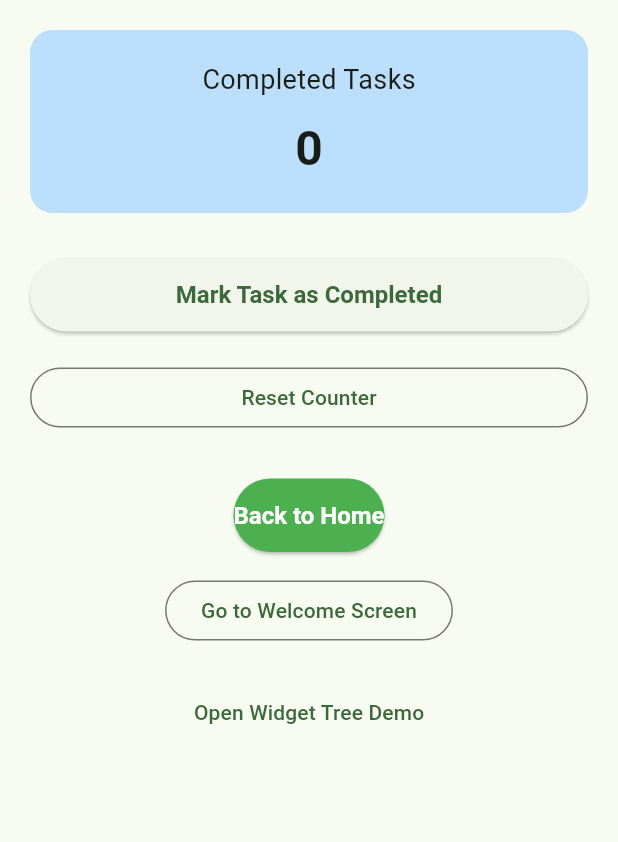
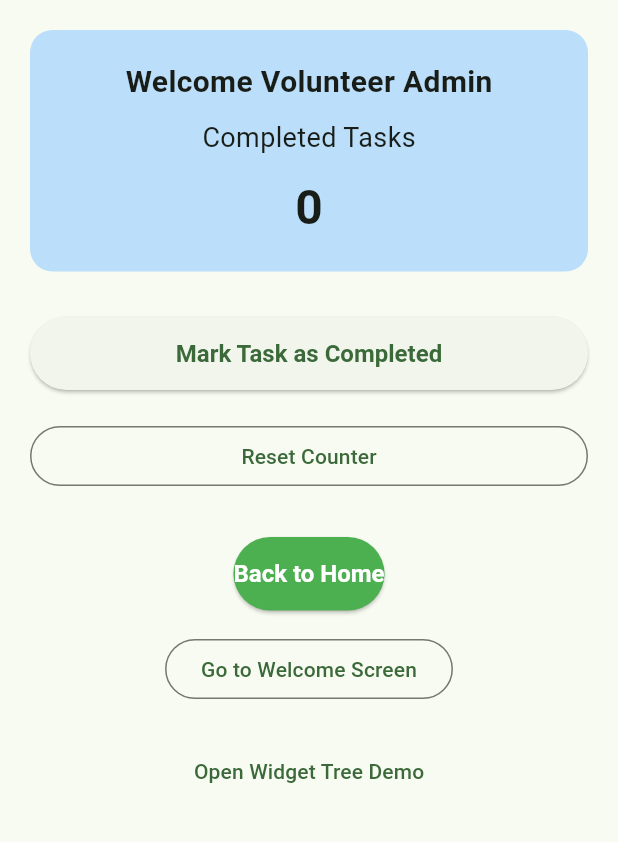
Before and after one commit to kalviumcommunity/S75-0226-NGOGrid-Flutter-FireBase-GoogleCloud, a Flutter app: the screen it shows after launch, after a tap on "Go to Dashboard", on a phone screen of 412 x 824 dp, the part 84-926 px from its top. Run offline on Flutter 3.47's test engine with Material 3 defaults, Android fonts, the phone set to English and light mode, and no system bars; our stand-ins replace firebase_core; accounts and stored records are empty.

Commit message:
feat: implemented navigation with arguments between screens (3.24)

```diff
--- a/ngo_grid_app/lib/screens/dashboard_screen.dart
+++ b/ngo_grid_app/lib/screens/dashboard_screen.dart
@@ -13,6 +13,11 @@ class _DashboardScreenState extends State<DashboardScreen> {
 
   @override
   Widget build(BuildContext context) {
+
+    // 🔹 Receive argument from HomeScreen
+    final String userRole =
+        ModalRoute.of(context)?.settings.arguments as String? ?? "Volunteer";
+
     return Scaffold(
       appBar: AppBar(
         title: const Text("NGOGrid Dashboard"),
@@ -24,6 +29,7 @@ class _DashboardScreenState extends State<DashboardScreen> {
         child: Column(
           crossAxisAlignment: CrossAxisAlignment.stretch,
           children: [
+
             // Header Card
             Container(
               padding: const EdgeInsets.all(20),
@@ -33,11 +39,25 @@ class _DashboardScreenState extends State<DashboardScreen> {
               ),
               child: Column(
                 children: [
+
+                  // 🔥 New line added for 3.24
+                  Text(
+                    "Welcome $userRole",
+                    style: const TextStyle(
+                      fontSize: 20,
+                      fontWeight: FontWeight.bold,
+                    ),
+                  ),
+
+                  const SizedBox(height: 10),
+
                   const Text(
                     "Completed Tasks",
                     style: TextStyle(fontSize: 18),
                   ),
+
                   const SizedBox(height: 10),
+
                   Text(
                     "$completedTasks",
                     style: const TextStyle(
@@ -98,6 +118,7 @@ class _DashboardScreenState extends State<DashboardScreen> {
                   ),
                 ),
                 const SizedBox(height: 15),
+
                 OutlinedButton(
                   onPressed: () {
                     Navigator.pushNamed(context, '/welcome');
--- a/ngo_grid_app/lib/screens/home_screen.dart
+++ b/ngo_grid_app/lib/screens/home_screen.dart
@@ -6,6 +6,11 @@ class HomeScreen extends StatelessWidget {
 
 @override
 Widget build(BuildContext context) {
+
+  // ignore: unused_local_variable
+  final String userRole =
+      ModalRoute.of(context)?.settings.arguments as String? ?? "Volunteer";
+
   return Scaffold(
       appBar: AppBar(
         title: const Text('NGO Grid - Home'),
@@ -38,10 +43,13 @@ class HomeScreen extends StatelessWidget {
 
               const SizedBox(height: 40),
 
+            const SizedBox(height: 20),
+
             CustomNavButton(
               title: 'Go to Dashboard',
               routeName: '/dashboard',
               icon: Icons.dashboard,
+              arguments: 'Volunteer Admin',
               ),
 
               const SizedBox(height: 15),
--- a/ngo_grid_app/lib/screens/responsive_demo_complete.dart
+++ b/ngo_grid_app/lib/screens/responsive_demo_complete.dart
@@ -1,3 +1,5 @@
+// ignore_for_file: deprecated_member_use
+
 import 'package:flutter/material.dart';
 
 /// Complete Responsive Design Demo
@@ -104,7 +106,7 @@ class ResponsiveDemoComplete extends StatelessWidget {
                   ),
                 ),
               )
-              .toList(),
+              ,
         ],
       ),
     );
@@ -212,7 +214,7 @@ class ResponsiveDemoComplete extends StatelessWidget {
       crossAxisAlignment: CrossAxisAlignment.start,
       children: [
         Text(
-          'Responsive Grid (${crossAxisCount} columns)',
+          'Responsive Grid ($crossAxisCount columns)',
           style: TextStyle(
             fontSize: 16,
             fontWeight: FontWeight.bold,
--- a/ngo_grid_app/lib/screens/responsive_home.dart
+++ b/ngo_grid_app/lib/screens/responsive_home.dart
@@ -18,7 +18,6 @@ class ResponsiveHome extends StatelessWidget {
           // Define responsive breakpoints
           bool isMobile = constraints.maxWidth < 600;
           bool isTablet = constraints.maxWidth >= 600 && constraints.maxWidth < 1024;
-          bool isDesktop = constraints.maxWidth >= 1024;
 
           int crossAxisCount = isMobile ? 1 : (isTablet ? 2 : 4);
           double childAspectRatio = isMobile ? 2 : 1.5;
--- a/ngo_grid_app/lib/screens/responsive_layout.dart
+++ b/ngo_grid_app/lib/screens/responsive_layout.dart
@@ -5,6 +5,7 @@ class ResponsiveLayout extends StatelessWidget {
 
   @override
   Widget build(BuildContext context) {
+    // ignore: unused_local_variable
     var screenWidth = MediaQuery.of(context).size.width;
     var screenHeight = MediaQuery.of(context).size.height;
 
@@ -18,6 +19,7 @@ class ResponsiveLayout extends StatelessWidget {
           // Define breakpoints for different device sizes
           bool isMobile = constraints.maxWidth < 600;
           bool isTablet = constraints.maxWidth >= 600 && constraints.maxWidth < 1024;
+          // ignore: unused_local_variable
           bool isDesktop = constraints.maxWidth >= 1024;
 
           return Container(
--- a/ngo_grid_app/lib/screens/state_management_demo.dart
+++ b/ngo_grid_app/lib/screens/state_management_demo.dart
@@ -1,3 +1,5 @@
+// ignore_for_file: unused_local_variable
+
 import 'package:flutter/material.dart';
 
 class StateManagementDemo extends StatefulWidget {
@@ -107,6 +109,7 @@ class _StateManagementDemoState extends State<StateManagementDemo> {
                               vertical: 8,
                             ),
                             decoration: BoxDecoration(
+                              // ignore: deprecated_member_use
                               color: Colors.white.withOpacity(0.3),
                               borderRadius: BorderRadius.circular(20),
                             ),
--- a/ngo_grid_app/lib/widgets/custom_nav_button.dart
+++ b/ngo_grid_app/lib/widgets/custom_nav_button.dart
@@ -4,12 +4,14 @@ class CustomNavButton extends StatelessWidget {
   final String title;
   final String routeName;
   final IconData? icon;
+  final Object? arguments;   // added
 
   const CustomNavButton({
     super.key,
     required this.title,
     required this.routeName,
     this.icon,
+    this.arguments,
   });
 
   @override
@@ -18,7 +20,11 @@ class CustomNavButton extends StatelessWidget {
       width: double.infinity,
       child: ElevatedButton.icon(
         onPressed: () {
-          Navigator.pushNamed(context, routeName);
+          Navigator.pushNamed(
+            context,
+            routeName,
+            arguments: arguments,   // pass arguments
+          );
         },
         icon: Icon(icon ?? Icons.arrow_forward),
         label: Text(title),
```
Also changed, not shown: ngo_grid_app/lib/screens/widget_tree_demo_screen.dart (+5 -5 lines). Lines whose indentation alone changed are shown as unchanged.
